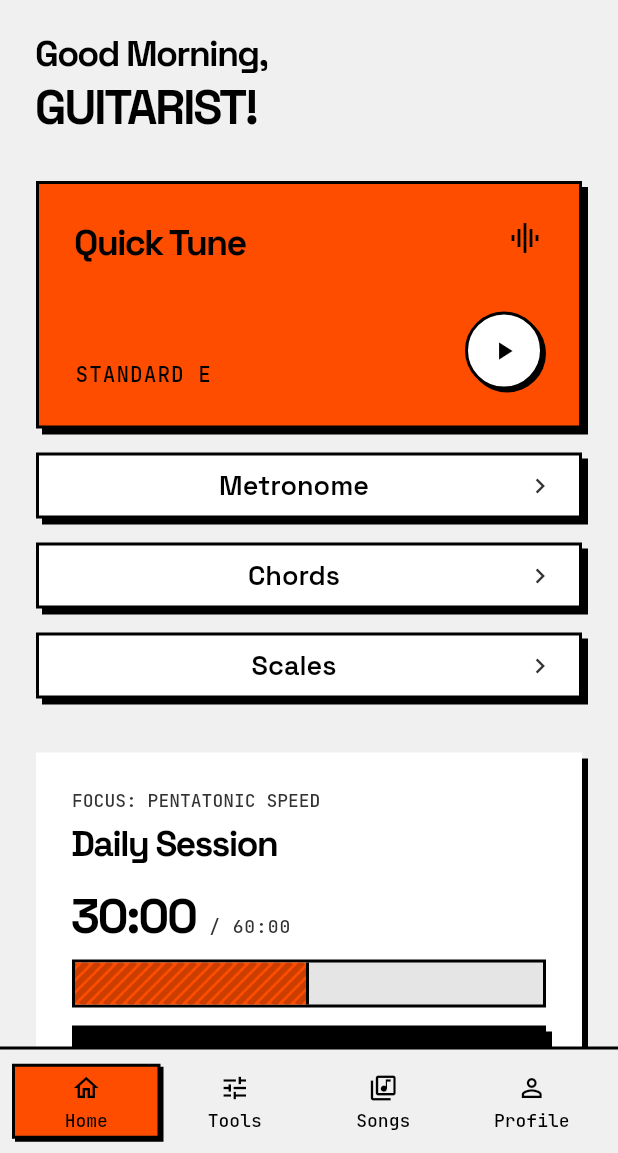
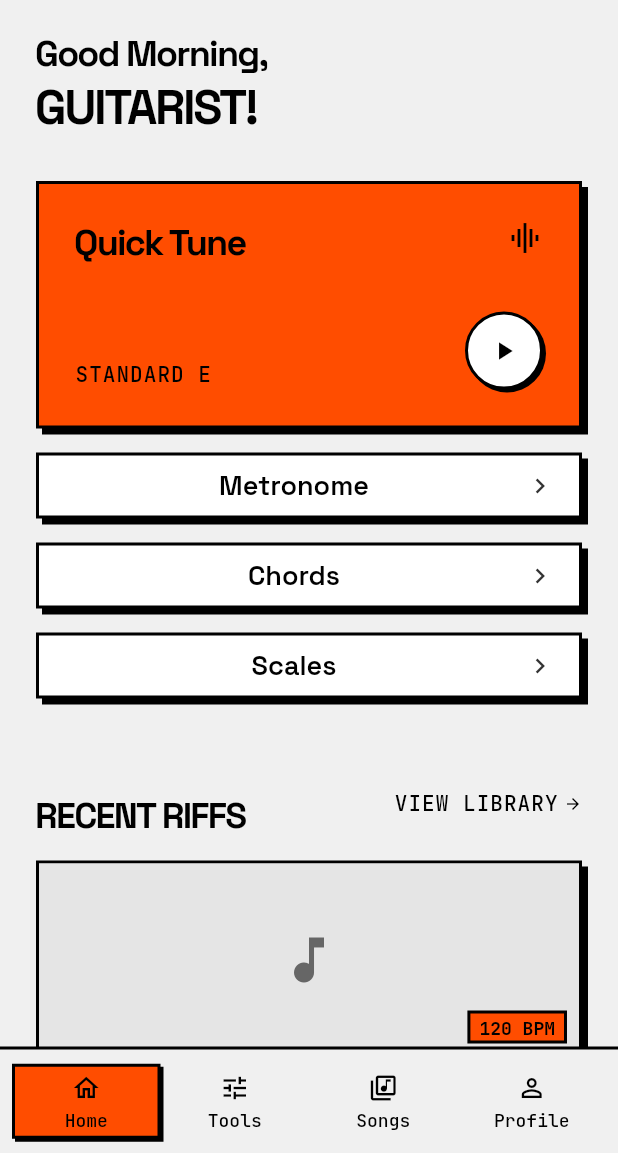
Before and after one commit to Lazy-but-Busy/L-Key, a Flutter app: the screen it shows after launch, on a phone screen of 412 x 824 dp, the part 83-1236 px from its top. Run offline on Flutter 3.47's test engine with Material 3 defaults, Android fonts, the phone set to English and light mode, and no system bars; our stand-ins replace flutter_riverpod, go_router, permission_handler, shared_preferences; missing offline and left inert: flutter_pcm_sound, record; generated files the repository leaves out were written again; project files that could hold a hidden picture were left out.

Commit message:
chore(home,profile): remove Practice cross-links and their mock data
Home's "Continue Practice" card deep-linked to a route that no longer
exists; removed along with the mock session-focus/elapsed/total fields
that fed only it. Profile's stat row displayed a hardcoded "practice
streak" and "practice hours" pair with no feature behind either number
(flutter analyze caught the dangling l10n keys) — removed both stat
chips, leaving one real figure (saved songs).

Co-Authored-By: Claude Sonnet 5 <noreply@anthropic.com>

```diff
--- a/mobile/lib/features/home/presentation/home_mock_data.dart
+++ b/mobile/lib/features/home/presentation/home_mock_data.dart
@@ -1,9 +1,9 @@
 /// Placeholder content for the Home screen.
 ///
-/// This stands in for data the song and practice APIs will supply from Phase
-/// 05 onward. It is deliberately isolated in one file so it is trivial to
-/// delete: nothing here is localised, because song and course titles are
-/// content rather than interface copy.
+/// This stands in for data the song API will supply once Phase 09 lands. It
+/// is deliberately isolated in one file so it is trivial to delete: nothing
+/// here is localised, because song titles are content rather than interface
+/// copy.
 library;
 
 /// A song as the Home and Songs screens render it.
@@ -44,12 +44,3 @@ const List<MockSong> mockRecentSongs = <MockSong>[
     bpm: 85,
   ),
 ];
-
-/// The focus of today's practice session.
-const String mockSessionFocus = 'FOCUS: PENTATONIC SPEED';
-
-/// Minutes completed in today's session.
-const int mockSessionElapsedMinutes = 30;
-
-/// Minutes planned for today's session.
-const int mockSessionTotalMinutes = 60;
--- a/mobile/lib/features/home/presentation/home_page.dart
+++ b/mobile/lib/features/home/presentation/home_page.dart
@@ -6,20 +6,17 @@ import 'package:l_key/app/theme/app_colors.dart';
 import 'package:l_key/app/theme/app_text.dart';
 import 'package:l_key/app/theme/tokens.g.dart';
 import 'package:l_key/features/home/presentation/home_mock_data.dart';
-import 'package:l_key/shared/widgets/lk_button.dart';
-import 'package:l_key/shared/widgets/lk_card.dart';
 import 'package:l_key/shared/widgets/lk_icon_button.dart';
 import 'package:l_key/shared/widgets/lk_pressable.dart';
-import 'package:l_key/shared/widgets/lk_progress_bar.dart';
 import 'package:l_key/shared/widgets/lk_section_header.dart';
 import 'package:l_key/shared/widgets/lk_song_card.dart';
 
 /// The Home screen.
 ///
 /// Section order follows DESIGN.md §20: greeting, Quick Tune, quick tools,
-/// continue practice, recent songs. The tuner is the most prominent action on
-/// the screen and the only orange surface, which is what keeps the accent
-/// meaningful (DESIGN.md §7).
+/// recent songs. The tuner is the most prominent action on the screen and the
+/// only orange surface, which is what keeps the accent meaningful
+/// (DESIGN.md §7).
 class HomePage extends StatelessWidget {
   /// Creates the Home screen.
   const HomePage({super.key});
@@ -60,7 +57,7 @@ class HomePage extends StatelessWidget {
         const SizedBox(height: LkSpacing.s4),
 
         // DESIGN.md §20 lists Quick Tools as its own section between Quick
-        // Tune and Continue Practice.
+        // Tune and recent songs.
         for (final tool in <(String, String)>[
           (l10n.toolMetronome, AppRoutes.metronomeName),
           (l10n.toolChords, AppRoutes.chordsName),
@@ -72,11 +69,6 @@ class HomePage extends StatelessWidget {
           ),
           const SizedBox(height: LkSpacing.s4),
         ],
-        const SizedBox(height: LkSpacing.s5),
-
-        _DailySessionCard(
-          onResume: () => context.pushNamed(AppRoutes.practiceName),
-        ),
         const SizedBox(height: LkSpacing.s8),
 
         LkSectionHeader(
@@ -193,59 +185,6 @@ class _QuickToolRow extends StatelessWidget {
   }
 }
 
-class _DailySessionCard extends StatelessWidget {
-  const _DailySessionCard({required this.onResume});
-
-  final VoidCallback onResume;
-
-  @override
-  Widget build(BuildContext context) {
-    final l10n = AppLocalizations.of(context);
-    final colors = context.lkColors;
-
-    return LkCard(
-      title: l10n.homeDailySession,
-      label: mockSessionFocus,
-      child: Column(
-        crossAxisAlignment: CrossAxisAlignment.start,
-        mainAxisSize: MainAxisSize.min,
-        spacing: LkSpacing.s3,
-        children: <Widget>[
-          Row(
-            crossAxisAlignment: CrossAxisAlignment.baseline,
-            textBaseline: TextBaseline.alphabetic,
-            spacing: LkSpacing.s2,
-            children: <Widget>[
-              Text(
-                '$mockSessionElapsedMinutes:00',
-                style: context.lkType.h1.copyWith(color: colors.textPrimary),
-              ),
-              Text(
-                '/ $mockSessionTotalMinutes:00',
-                style: context.lkType.technicalSm.copyWith(
-                  color: colors.textSecondary,
-                ),
-              ),
-            ],
-          ),
-          LkProgressBar(
-            value: mockSessionElapsedMinutes.toDouble(),
-            max: mockSessionTotalMinutes.toDouble(),
-            semanticLabel: l10n.homeDailySession,
-          ),
-          LkButton(
-            label: l10n.commonResume,
-            onPressed: onResume,
-            block: true,
-            icon: const Icon(Icons.arrow_forward, size: LkSpacing.s4),
-            iconAtEnd: true,
-          ),
-        ],
-      ),
-    );
-  }
-}
-
 class _ImportTile extends StatelessWidget {
   const _ImportTile({required this.label});
 
--- a/mobile/lib/features/profile/presentation/profile_page.dart
+++ b/mobile/lib/features/profile/presentation/profile_page.dart
@@ -81,26 +81,7 @@ class ProfilePage extends ConsumerWidget {
         ),
         const SizedBox(height: LkSpacing.s6),
 
-        Row(
-          spacing: LkSpacing.s4,
-          children: <Widget>[
-            Expanded(
-              child: LkStatChip(
-                label: l10n.practiceStatStreak,
-                value: l10n.practiceStreakDays(6),
-              ),
-            ),
-            Expanded(
-              child: LkStatChip(
-                label: l10n.profileStatPractice,
-                value: '14.2',
-              ),
-            ),
-            Expanded(
-              child: LkStatChip(label: l10n.profileStatSongs, value: '18'),
-            ),
-          ],
-        ),
+        LkStatChip(label: l10n.profileStatSongs, value: '18'),
         const SizedBox(height: LkSpacing.s6),
 
         // Premium is presentational only: there is no entitlement source yet
```
